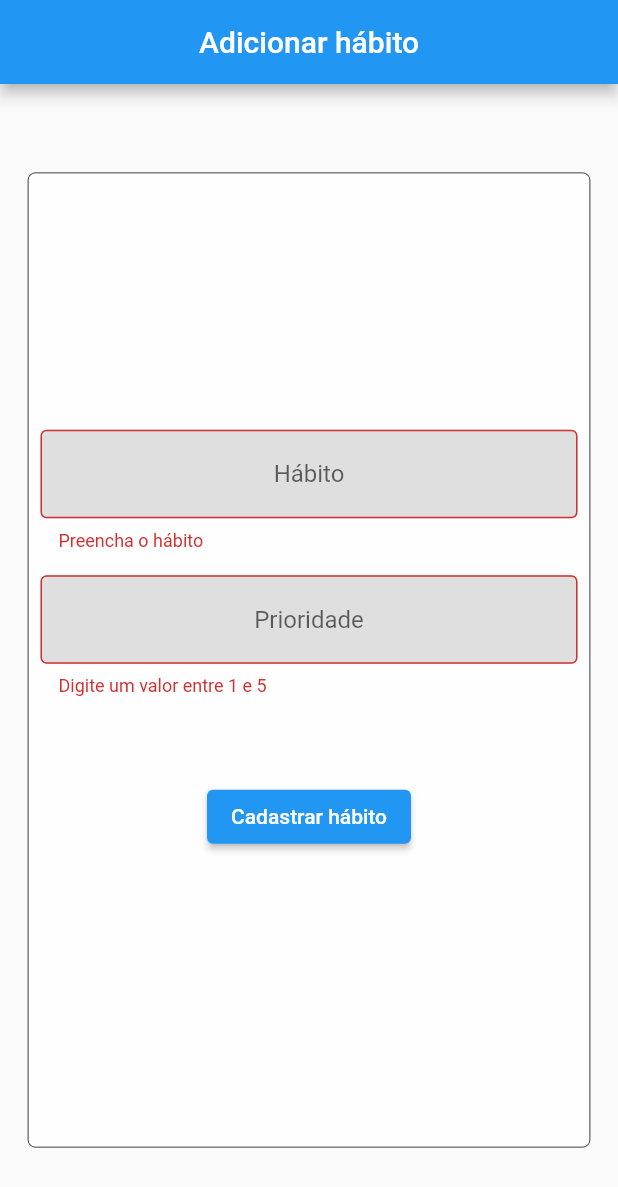
After one commit to GuigoFaria/disciple, a Flutter app: the screen it shows after launch, after a tap on "Cadastrar hábito", on a phone screen of 412 x 824 dp. The commit adds this screen. Shown: the top 1187 px of the screen. Run offline on Flutter 3.47's test engine with Material 2 defaults, Android fonts, the phone set to English and light mode, and no system bars.

Commit message:
feat: Página de formulário

```diff
--- a/lib/main.dart
+++ b/lib/main.dart
@@ -1,4 +1,5 @@
 import 'package:flutter/material.dart';
+import 'package:projeto_pessoal_gui/pages/form_task.dart';
 import 'pages/home.dart';
 
 void main() {
@@ -9,11 +10,12 @@ class MyApp extends StatelessWidget {
   @override
   Widget build(BuildContext context) {
     return MaterialApp(
-        debugShowCheckedModeBanner: false,
-        title: 'Disciple',
-        theme: ThemeData(
-          primaryColor: Colors.white,
-        ),
-        home: Home());
+      debugShowCheckedModeBanner: false,
+      title: 'Disciple',
+      theme: ThemeData(
+        primaryColor: Colors.white,
+      ),
+      home: FormTask(),
+    );
   }
 }
--- /dev/null
+++ b/lib/pages/form_task.dart
@@ -0,0 +1,105 @@
+import 'package:flutter/material.dart';
+
+class FormTask extends StatefulWidget {
+  const FormTask({Key? key}) : super(key: key);
+
+  @override
+  _FormTaskState createState() => _FormTaskState();
+}
+
+class _FormTaskState extends State<FormTask> {
+  final _formKey = GlobalKey<FormState>();
+  final taskNameController = TextEditingController();
+  final priorityController = TextEditingController();
+  @override
+  Widget build(BuildContext context) {
+    return Form(
+      key: _formKey,
+      child: Scaffold(
+          appBar: AppBar(
+            title: const Text('Adicionar hábito'),
+            centerTitle: true,
+          ),
+          body: Center(
+            child: SingleChildScrollView(
+              child: Container(
+                width: 375,
+                height: 650,
+                decoration: BoxDecoration(
+                  color: Colors.white70,
+                  borderRadius: BorderRadius.circular(5),
+                  border: Border.all(width: 0.5),
+                ),
+                child: Padding(
+                  padding: const EdgeInsets.only(top: 15.0),
+                  child: Column(
+                    mainAxisAlignment: MainAxisAlignment.center,
+                    children: [
+                      Padding(
+                        padding: const EdgeInsets.all(8.0),
+                        child: TextFormField(
+                          validator: (value) {
+                            if (value!.isEmpty) {
+                              return 'Preencha o hábito';
+                            }
+                            return null;
+                          },
+                          textAlign: TextAlign.center,
+                          controller: taskNameController,
+                          decoration: InputDecoration(
+                            hintText: 'Hábito',
+                            border: OutlineInputBorder(),
+                            fillColor: Colors.black12,
+                            filled: true,
+                          ),
+                        ),
+                      ),
+                      Padding(
+                        padding: const EdgeInsets.all(8.0),
+                        child: TextFormField(
+                          validator: (value) {
+                            if (value!.isEmpty ||
+                                int.parse(value) > 5 ||
+                                int.parse(value) < 1) {
+                              return 'Digite um valor entre 1 e 5';
+                            }
+                            return null;
+                          },
+                          keyboardType: TextInputType.number,
+                          controller: priorityController,
+                          textAlign: TextAlign.center,
+                          decoration: InputDecoration(
+                            hintText: 'Prioridade',
+                            border: OutlineInputBorder(),
+                            fillColor: Colors.black12,
+                            filled: true,
+                          ),
+                        ),
+                      ),
+                      Padding(
+                        padding: const EdgeInsets.all(48.0),
+                        child: ElevatedButton(
+                            onPressed: () => {
+                                  if (_formKey.currentState!.validate())
+                                    {
+                                      print(taskNameController.text),
+                                      print(priorityController.text),
+                                      ScaffoldMessenger.of(context)
+                                          .showSnackBar(
+                                        const SnackBar(
+                                          content: Text('Salvando novo hábito'),
+                                        ),
+                                      ),
+                                    }
+                                },
+                            child: Text('Cadastrar hábito')),
+                      )
+                    ],
+                  ),
+                ),
+              ),
+            ),
+          )),
+    );
+  }
+}
```
